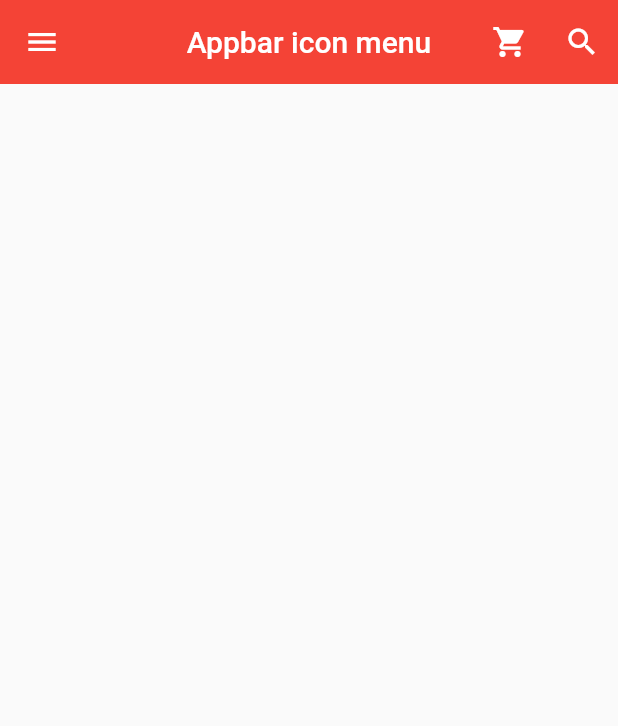
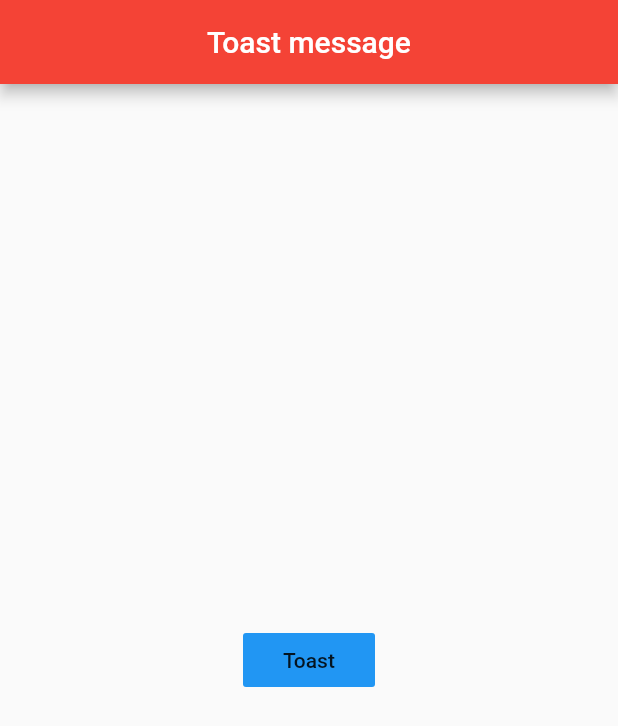
Before and after one commit to exodus0315/Flutter_edu-test, a Flutter app: the screen it shows after launch, on a phone screen of 412 x 824 dp. Shown: the top 726 px of the screen. Run offline on Flutter 3.47's test engine with Material 2 defaults, Android fonts, the light colour scheme and no system bars; our stand-ins replace fluttertoast.

Commit message:
learn Snackbar&ToastMsg

```diff
--- /dev/null
+++ b/lib/day3-3.dart
@@ -0,0 +1,50 @@
+// 토스트 메시지
+import 'package:flutter/material.dart';
+import 'package:fluttertoast/fluttertoast.dart';
+
+// void main() => runApp(MyApp());
+//
+// class MyApp extends StatelessWidget {
+//   const MyApp({Key? key}) : super(key: key);
+//
+//   @override
+//   Widget build(BuildContext context) {
+//     return MaterialApp(
+//       title: 'Snack Bar',
+//       theme: ThemeData(primarySwatch: Colors.red),
+//       home: MyPage(),
+//     );
+//   }
+// }
+
+class MyPage extends StatelessWidget {
+  const MyPage({Key? key}) : super(key: key);
+
+  @override
+  Widget build(BuildContext context) {
+    return Scaffold(
+      appBar: AppBar(
+        title: Text('Toast message'),
+        centerTitle: true,
+      ),
+      body: Center(
+        child: FlatButton(
+          onPressed: () {
+            flutterToast();
+          },
+          child: Text('Toast'),
+          color: Colors.blue,
+        ),
+      ),
+    );
+  }
+}
+
+void flutterToast() {
+  Fluttertoast.showToast(
+    msg: 'Flutter',
+    backgroundColor: Colors.redAccent,
+    fontSize: 20,
+    textColor: Colors.white,
+  );
+}
--- a/lib/main.dart
+++ b/lib/main.dart
@@ -1,6 +1,5 @@
 import 'package:flutter/material.dart';
-import 'day1.dart';
-import 'day2.dart';
+import 'day3-3.dart';
 
 void main() => runApp(MyApp());
 
--- a/pubspec.yaml
+++ b/pubspec.yaml
@@ -34,7 +34,7 @@ dependencies:
   # The following adds the Cupertino Icons font to your application.
   # Use with the CupertinoIcons class for iOS style icons.
   cupertino_icons: ^1.0.2
-
+  fluttertoast: ^8.0.9
 dev_dependencies:
   flutter_test:
     sdk: flutter
```
Also changed, not shown: lib/day2.dart (+39 -1 lines), lib/day3-1.dart (added, +48 -0 lines), lib/day3-2.dart (added, +58 -0 lines), pubspec.lock.
